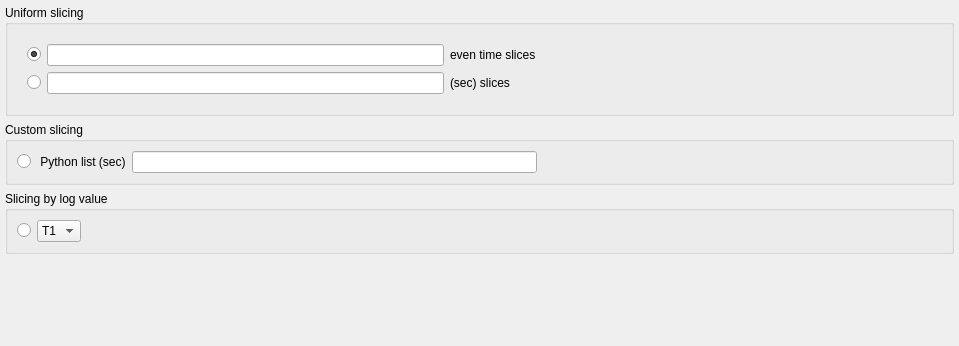
Qt form MantidQt/CustomInterfaces/inc/MantidQtCustomInterfaces/Reflectometry/ReflEventWidget.ui (mantidproject/mantid) before a commit.
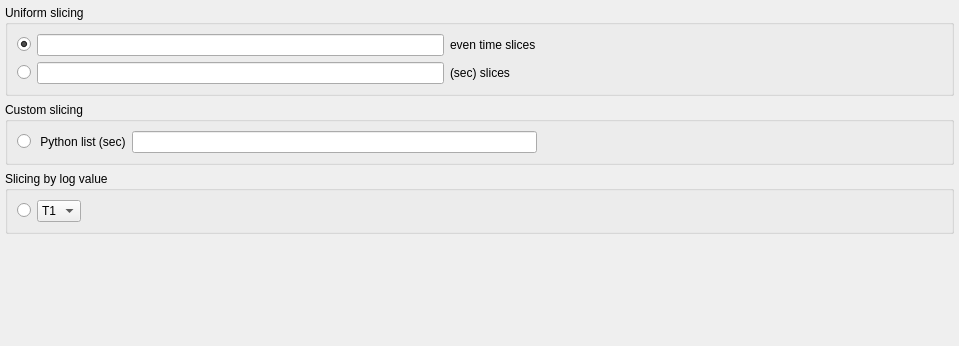
The same form after that commit.

Commit message: Re #18500 Minor refactoring for clarity

What changed in the file:
```diff
--- a/MantidQt/CustomInterfaces/inc/MantidQtCustomInterfaces/Reflectometry/ReflEventWidget.ui
+++ b/MantidQt/CustomInterfaces/inc/MantidQtCustomInterfaces/Reflectometry/ReflEventWidget.ui
@@ -25,9 +25,6 @@
           <layout class="QVBoxLayout" name="uniformLayoutContainer">
             <item>
               <layout class="QGridLayout" name="uniformLayout0">
-                <property name="margin">
-                  <number>10</number>
-                </property>
                 <item row="0" column="0">
                   <widget class="QRadioButton" name="uniformEvenTimeSlicesRadioButton">
                     <property name="checked">
```
Left out of the diff: 28 changed lines with no effect on the pictures. The commit also changes 1 other file.
